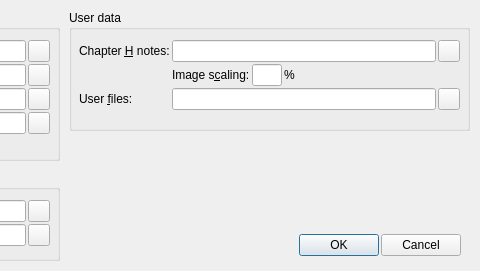
The window that vasl_templates/ui/server_settings.ui (pacman-ghost/vasl-templates) describes before a commit, drawn with Qt 5; both pictures show x 351 to 831 and y 0 to 271 of the 831 by 271 pixel window.
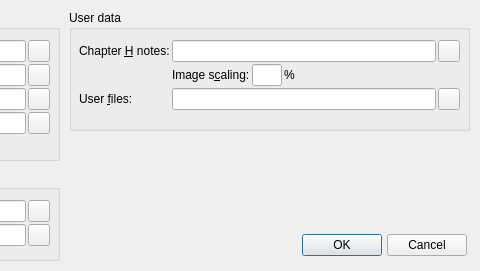
The same window after the commit.

Patch:
```diff
--- a/vasl_templates/ui/server_settings.ui
+++ b/vasl_templates/ui/server_settings.ui
@@ -509,7 +509,7 @@
     <rect>
      <x>650</x>
      <y>230</y>
-     <width>164</width>
+     <width>173</width>
      <height>31</height>
     </rect>
    </property>
```
